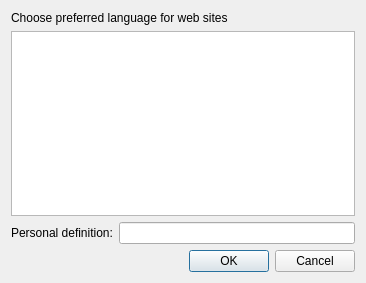
Before: the Qt Designer form src/lib/preferences/addacceptlanguage.ui in Tauzun/midori-web-, drawn with Qt 5.
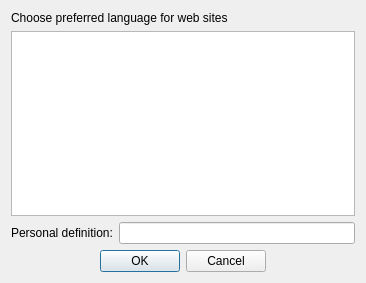
After: the same form once the commit is applied.

What changed in the file:
```diff
--- a/src/lib/preferences/addacceptlanguage.ui
+++ b/src/lib/preferences/addacceptlanguage.ui
@@ -46,6 +46,9 @@
      <property name="standardButtons">
       <set>QDialogButtonBox::Cancel|QDialogButtonBox::Ok</set>
      </property>
+     <property name="centerButtons">
+      <bool>true</bool>
+     </property>
     </widget>
    </item>
   </layout>
```
Left out of the diff: 9 changed lines with no effect on the pictures.
